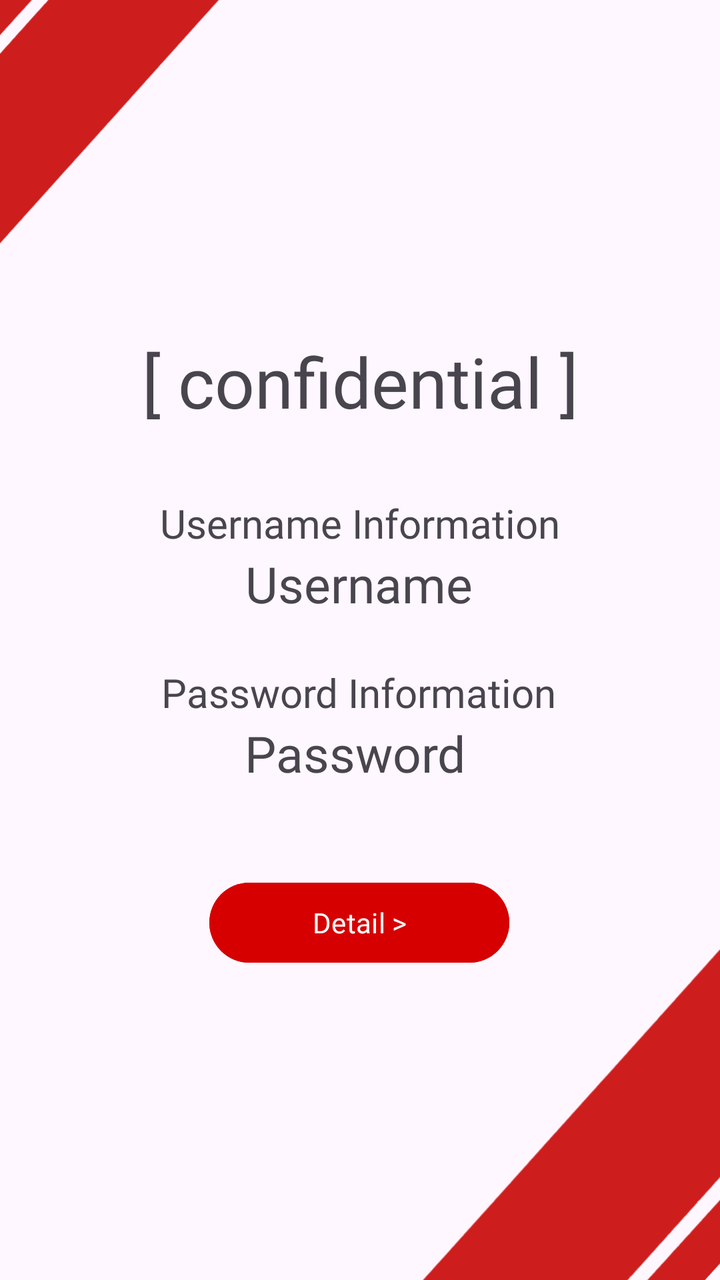
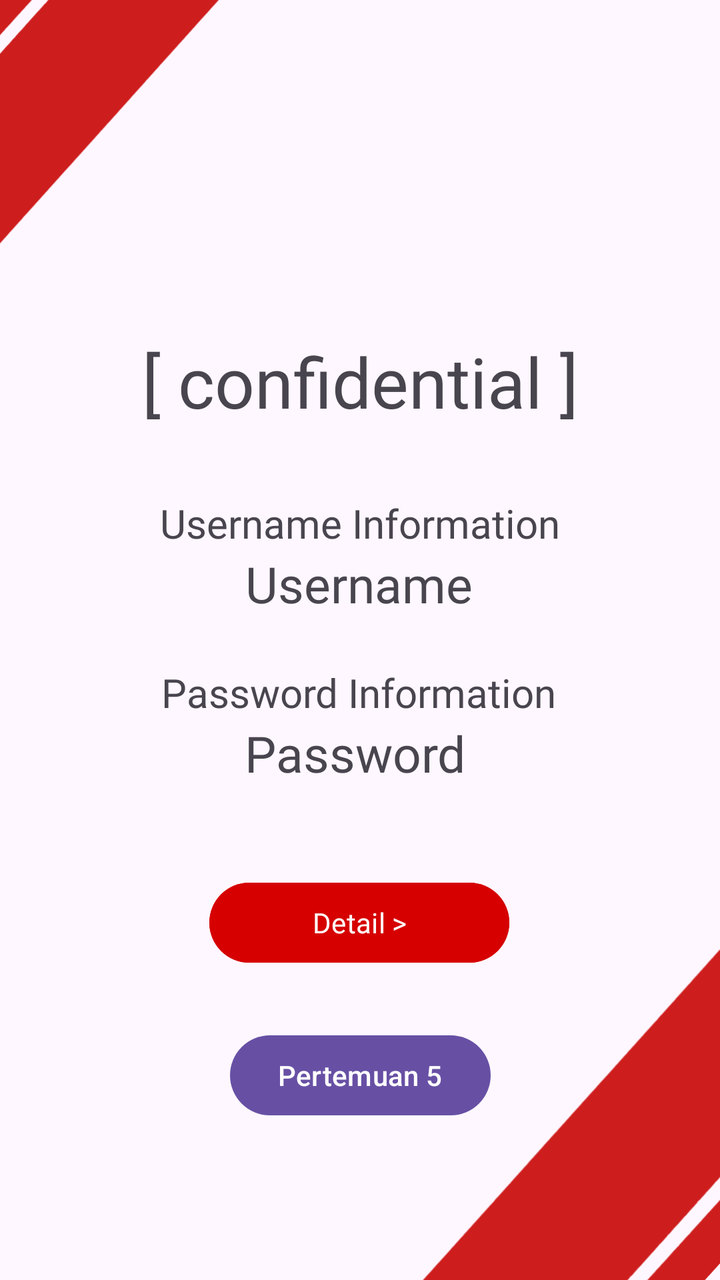

An Android layout rendered at two revisions. The XML below is the earlier revision; the diff shows what the commit changed to produce the second picture.
<!-- AndroidManifest.xml: application theme Theme.Sherine_TIA -->
<!-- res/layout/activity_main.xml -->
<?xml version="1.0" encoding="utf-8"?>
<androidx.constraintlayout.widget.ConstraintLayout xmlns:android="http://schemas.android.com/apk/res/android"
    xmlns:app="http://schemas.android.com/apk/res-auto"
    xmlns:tools="http://schemas.android.com/tools"
    android:id="@+id/main"
    android:layout_width="match_parent"
    android:layout_height="match_parent"
    tools:context=".MainActivity">

    <ImageView
        android:id="@+id/imageView12"
        android:layout_width="452dp"
        android:layout_height="239dp"
        android:layout_marginEnd="92dp"
        app:layout_constraintBottom_toBottomOf="parent"
        app:layout_constraintEnd_toEndOf="parent"
        app:layout_constraintTop_toTopOf="parent"
        app:layout_constraintVertical_bias="0.0"
        app:srcCompat="@drawable/red" />

    <ImageView
        android:id="@+id/imageView13"
        android:layout_width="440dp"
        android:layout_height="287dp"
        android:layout_marginStart="72dp"
        android:rotation="-180"
        app:layout_constraintBottom_toBottomOf="parent"
        app:layout_constraintStart_toStartOf="parent"
        app:layout_constraintTop_toTopOf="parent"
        app:layout_constraintVertical_bias="1.0"
        app:srcCompat="@drawable/red" />

    <TextView
        android:id="@+id/password"
        android:layout_width="wrap_content"
        android:layout_height="wrap_content"
        android:layout_marginStart="80dp"
        android:layout_marginEnd="84dp"
        android:fontFamily="@font/cinzel_regular"
        android:text="Password"
        android:textSize="25dp"
        app:layout_constraintEnd_toEndOf="parent"
        app:layout_constraintHorizontal_bias="0.494"
        app:layout_constraintStart_toStartOf="parent"
        app:layout_constraintTop_toBottomOf="@+id/txtPassword" />

    <TextView
        android:id="@+id/textView5"
        android:layout_width="wrap_content"
        android:layout_height="wrap_content"
        android:fontFamily="@font/cinzel_bold"
        android:text="[ confidential ]"
        android:textSize="35dp"
        app:layout_constraintBottom_toBottomOf="parent"
        app:layout_constraintEnd_toEndOf="parent"
        app:layout_constraintStart_toStartOf="parent"
        app:layout_constraintTop_toTopOf="parent"
        app:layout_constraintVertical_bias="0.282" />

    <TextView
        android:id="@+id/username"
        android:layout_width="wrap_content"
        android:layout_height="wrap_content"
        android:fontFamily="@font/cinzel_regular"
        android:text="Username"
        android:textSize="25dp"
        app:layout_constraintEnd_toEndOf="parent"
        app:layout_constraintHorizontal_bias="0.498"
        app:layout_constraintStart_toStartOf="parent"
        app:layout_constraintTop_toBottomOf="@+id/txtUsername" />

    <TextView
        android:id="@+id/txtUsername"
        android:layout_width="wrap_content"
        android:layout_height="wrap_content"
        android:layout_marginTop="34dp"
        android:fontFamily="@font/cinzel_bold"
        android:text="Username Information"
        android:textSize="20sp"
        app:layout_constraintEnd_toEndOf="parent"
        app:layout_constraintStart_toStartOf="parent"
        app:layout_constraintTop_toBottomOf="@+id/textView5" />

    <TextView
        android:id="@+id/txtPassword"
        android:layout_width="wrap_content"
        android:layout_height="wrap_content"
        android:layout_marginTop="24dp"
        android:fontFamily="@font/cinzel_bold"
        android:text="Password Information"
        android:textSize="20sp"
        app:layout_constraintEnd_toEndOf="parent"
        app:layout_constraintHorizontal_bias="0.496"
        app:layout_constraintStart_toStartOf="parent"
        app:layout_constraintTop_toBottomOf="@+id/username" />

    <Button
        android:id="@+id/btnDetail"
        android:layout_width="150dp"
        android:layout_height="wrap_content"
        android:layout_marginTop="44dp"
        android:backgroundTint="@color/button"
        android:fontFamily="@font/godofwar"
        android:text="Detail >"
        app:layout_constraintEnd_toEndOf="parent"
        app:layout_constraintHorizontal_bias="0.498"
        app:layout_constraintStart_toStartOf="parent"
        app:layout_constraintTop_toBottomOf="@+id/password" />

</androidx.constraintlayout.widget.ConstraintLayout>
<!-- resources referenced by this layout -->
<resources>
  <color name="button">#D60000</color>
  <!-- drawable red: jpeg bitmap (drawable, 53799 bytes) -->
  <style name="Theme.Sherine_TIA" parent="Base.Theme.Sherine_TIA" />
  <style name="Base.Theme.Sherine_TIA" parent="Theme.Material3.DayNight.NoActionBar">
          
          
      </style>
</resources>

<!-- the commit's change to res/layout/activity_main.xml (unified diff, before → after) -->
@@ -107,4 +107,15 @@
         app:layout_constraintStart_toStartOf="parent"
         app:layout_constraintTop_toBottomOf="@+id/password" />
 
+    <Button
+        android:id="@+id/btntolima"
+        android:layout_width="wrap_content"
+        android:layout_height="wrap_content"
+        android:text="Pertemuan 5"
+        app:layout_constraintBottom_toBottomOf="parent"
+        app:layout_constraintEnd_toEndOf="parent"
+        app:layout_constraintStart_toStartOf="parent"
+        app:layout_constraintTop_toBottomOf="@+id/btnDetail"
+        app:layout_constraintVertical_bias="0.266" />
+
 </androidx.constraintlayout.widget.ConstraintLayout>
